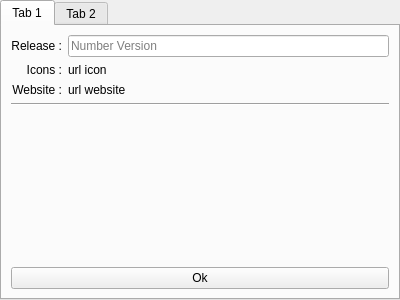
This is BatchLightUE4/Views/WindowsHelpView.ui in shenyu0403/BatchBuildLightUE4 as Qt 5 draws it before an edit. The edited form follows.
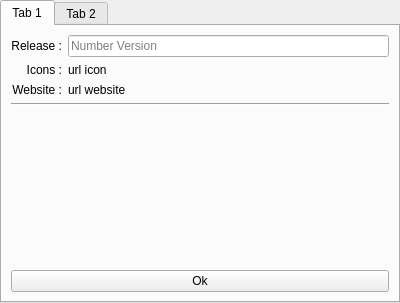
This is the edited form. The open tabs and pages were chosen to show the change.

Commit message: Update Ui with name and icon

```diff
--- a/BatchLightUE4/Views/WindowsHelpView.ui
+++ b/BatchLightUE4/Views/WindowsHelpView.ui
@@ -7,7 +7,7 @@
     <x>0</x>
     <y>0</y>
     <width>400</width>
-    <height>300</height>
+    <height>303</height>
    </rect>
   </property>
   <property name="windowTitle">
```
Left out of the diff: 5 changed lines with no effect on the pictures. The commit also changes 3 other files.
